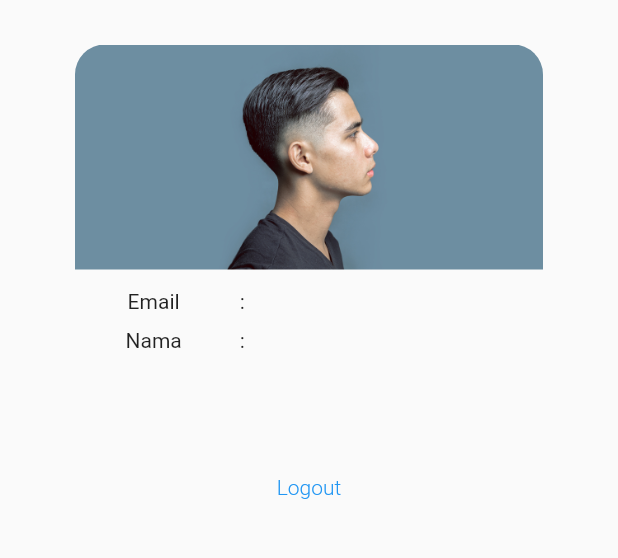
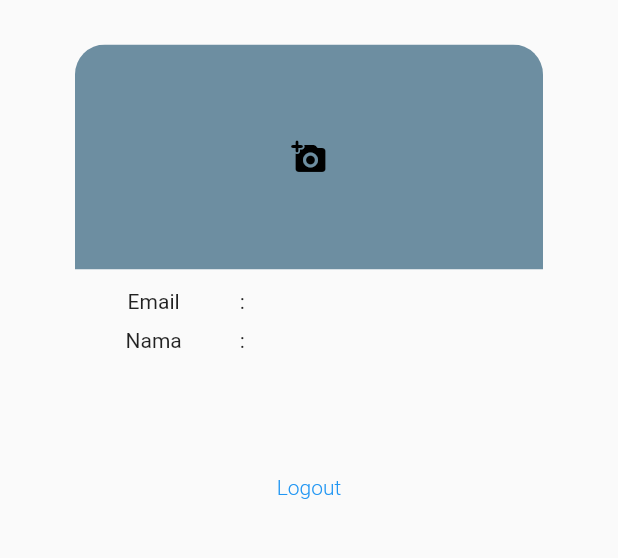
Before and after one commit to wahyusinggihw/e-barber-v2, a Flutter app: the UserPelanggan screen opened directly, on a phone screen of 412 x 824 dp, the part 80-638 px from its top. Run offline on Flutter 3.47's test engine with Material 2 defaults, Android fonts, the phone set to English and light mode, and no system bars; our stand-ins replace cloud_firestore, file_picker, firebase_auth, firebase_core, firebase_storage, google_fonts and 1 more; accounts and stored records are empty.

Commit message:
commit sebelum tambah foto user

```diff
--- a/lib/main.dart
+++ b/lib/main.dart
@@ -28,7 +28,7 @@ class MyApp extends StatelessWidget {
 
   @override
   Widget build(BuildContext context) {
-    final time = Timestamp.now();
+    // final time = Timestamp.now();
     FirebaseAuth.instance;
     return StreamBuilder(
       stream: FirebaseAuth.instance.authStateChanges(),
--- a/lib/views/barberman/detail_potongan.dart
+++ b/lib/views/barberman/detail_potongan.dart
@@ -43,7 +43,7 @@ class _DetailPotonganState extends State<DetailPotongan> {
         ),
         onPressed: () async {
           final message = await barbermanModel.deleteModelRambut(
-              idnama: simpanDataPotongan.id);
+              idnama: simpanDataPotongan.id, pathFoto: simpanDataPotongan.id);
           if (message!.contains('Success')) {
             ScaffoldMessenger.of(context).showSnackBar(
               SnackBar(
--- a/lib/views/barberman/user_barberman.dart
+++ b/lib/views/barberman/user_barberman.dart
@@ -47,7 +47,7 @@ class _UserBarbermanState extends State<UserBarberman> {
               Container(
                 padding: const EdgeInsets.only(bottom: 30),
                 child: const Text(
-                  "Profil | Pelanggan",
+                  "Profil | Barberman",
                   style: TextStyle(fontSize: 24, fontWeight: FontWeight.w900),
                 ),
               ),
--- a/lib/views/pelanggan/statusorder_pelanggan.dart
+++ b/lib/views/pelanggan/statusorder_pelanggan.dart
@@ -80,7 +80,7 @@ class _StatusOrderPelangganState extends State<StatusOrderPelanggan> {
                                             image: DecorationImage(
                                               image: NetworkImage(
                                                   'https://reqres.in/img/faces/2-image.jpg'),
-                                              fit: BoxFit.fill,
+                                              fit: BoxFit.cover,
                                             ),
                                             shape: BoxShape.circle,
                                           ),
--- a/lib/views/pelanggan/user_pelanggan.dart
+++ b/lib/views/pelanggan/user_pelanggan.dart
@@ -1,7 +1,7 @@
 // import 'package:e_barber/barberman/bottombar_barberman.dart';
-import 'dart:math';
-
+import 'dart:io';
 import 'package:e_barber_v2/models/models.dart';
+import 'package:file_picker/file_picker.dart';
 import 'package:flutter/material.dart';
 import 'package:provider/provider.dart';
 import '/provider/auth_provider.dart';
@@ -17,6 +17,17 @@ class UserPelanggan extends StatefulWidget {
 }
 
 class _UserPelangganState extends State<UserPelanggan> {
+  PlatformFile? pickedFile;
+
+  Future selectFile() async {
+    final result = await FilePicker.platform.pickFiles();
+    if (result == null) return;
+
+    setState(() {
+      pickedFile = result.files.first;
+    });
+  }
+
   @override
   Widget build(BuildContext context) {
     UserModel getUser = UserModel();
@@ -54,14 +65,38 @@ class _UserPelangganState extends State<UserPelanggan> {
                 borderRadius: const BorderRadius.only(
                     topLeft: Radius.circular(20),
                     topRight: Radius.circular(20)),
-                child: SizedBox(
+                child: Container(
                   height: 150,
                   width: 500,
-                  child: Image.asset(
-                    'assets/images/beranda.png',
-                    fit: BoxFit.cover,
-                  ),
+                  color: Color(0xff6d8ea1),
+                  child: pickedFile != null
+                      ? ClipRRect(
+                          borderRadius: BorderRadius.circular(50),
+                          child: Image.file(
+                            File(pickedFile!.path!),
+                            width: 100,
+                            height: 100,
+                            fit: BoxFit.fitHeight,
+                          ),
+                        )
+                      : Container(
+                          width: 100,
+                          height: 100,
+                          child: IconButton(
+                            onPressed: selectFile,
+                            icon: Icon(Icons.add_a_photo_rounded),
+                            color: Colors.black,
+                          ),
+                        ),
                 ),
+                // child: SizedBox(
+                //   height: 150,
+                //   width: 500,
+                //   child: Image.asset(
+                //     'assets/images/beranda.png',
+                //     fit: BoxFit.cover,
+                //   ),
+                // ),
               ),
               Padding(
                 padding: const EdgeInsets.all(8.0),
```
Also changed, not shown: lib/models/barberman_model.dart (+5 -3 lines), lib/provider/auth_provider.dart (+10 -0 lines), lib/views/barberman/add_potongan.dart (+21 -13 lines).
